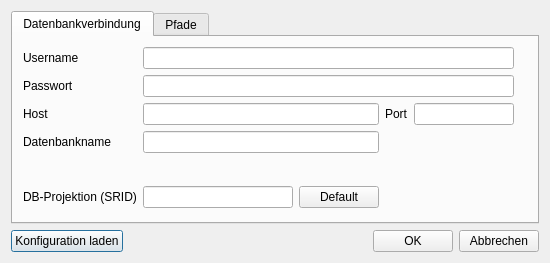
MaxBo/verschneidungstool, file src/verschneidungstool/PyQt/settings.ui: the form before one commit.
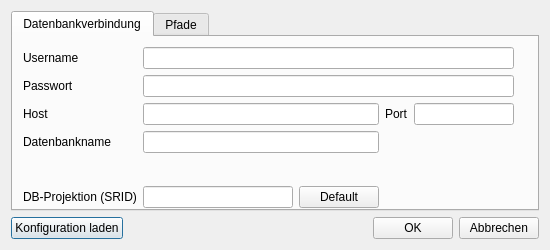
The form after the commit.

Patch:
```diff
--- a/src/verschneidungstool/PyQt/settings.ui
+++ b/src/verschneidungstool/PyQt/settings.ui
@@ -7,7 +7,7 @@
     <x>0</x>
     <y>0</y>
     <width>550</width>
-    <height>263</height>
+    <height>250</height>
    </rect>
   </property>
   <property name="sizePolicy">
```
Left out of the diff: 6 changed lines with no effect on the pictures.
